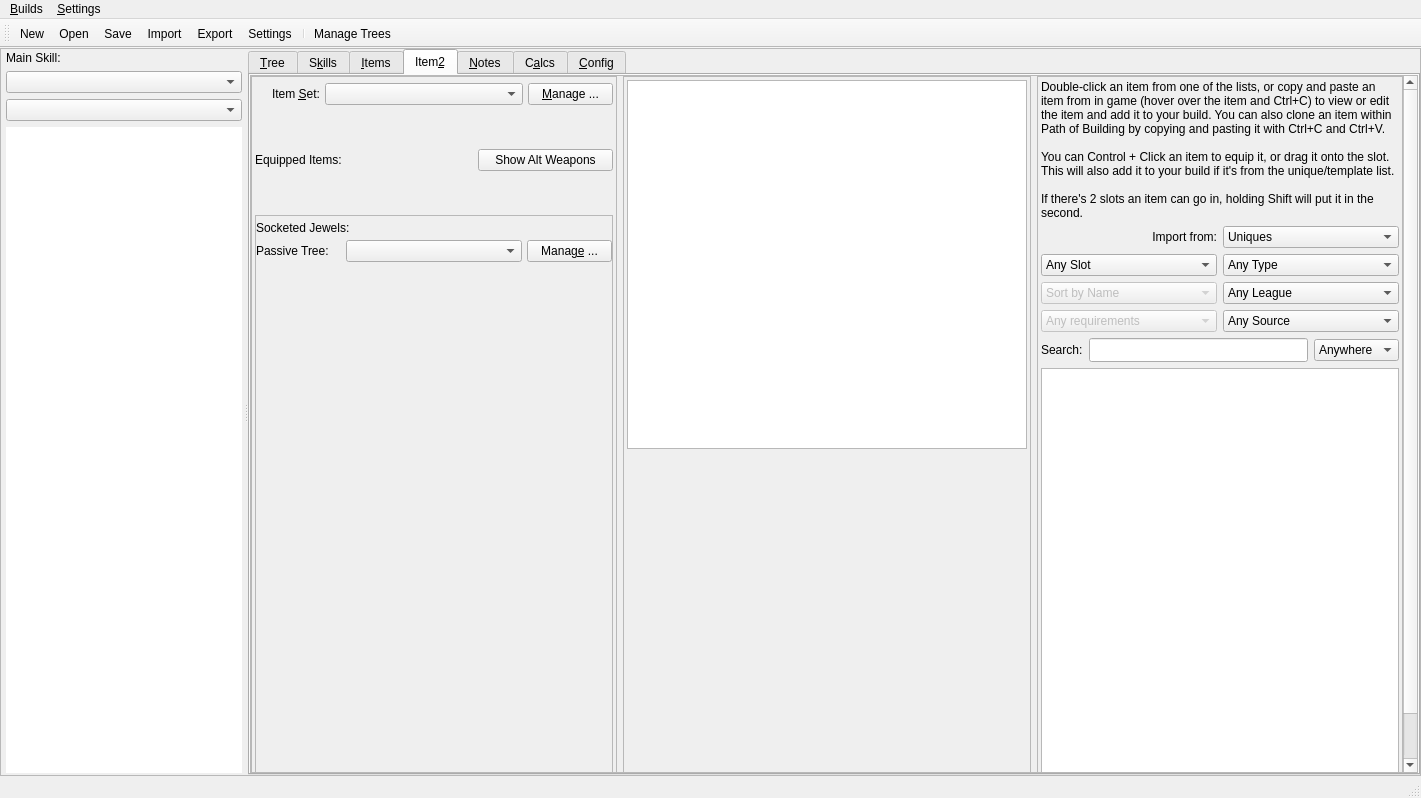
PathOfBuildingCommunity/PathOfBuilding-Python, file Assets/ui_files/PoB_Main_Window.ui: the form before one commit.
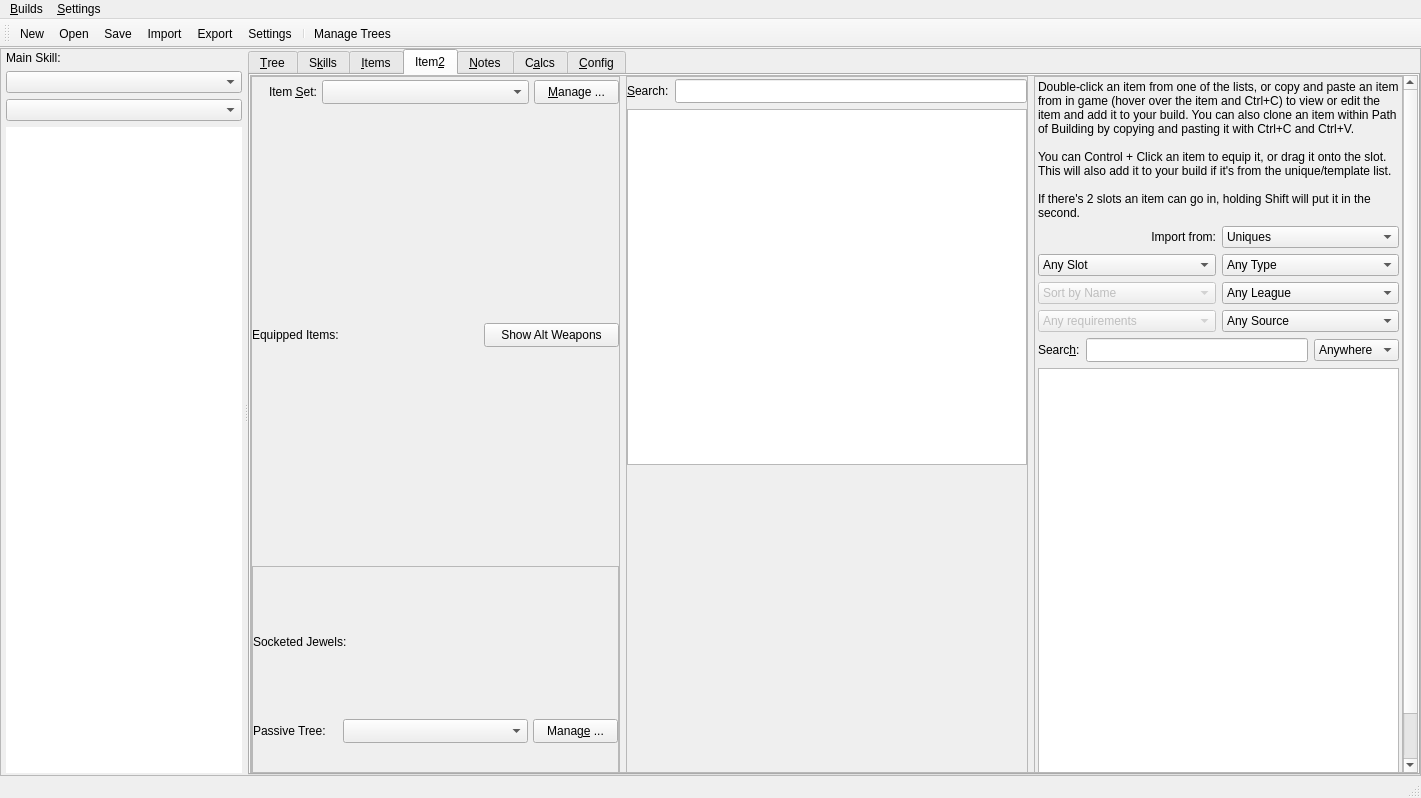
The form after the commit. Icons and pictures are not drawn. Custom widgets are drawn as their Qt base class.

Patch:
```diff
--- a/Assets/ui_files/PoB_Main_Window.ui
+++ b/Assets/ui_files/PoB_Main_Window.ui
@@ -1884,9 +1884,9 @@
                 <property name="geometry">
                  <rect>
                   <x>0</x>
-                  <y>-104</y>
+                  <y>0</y>
                   <width>1146</width>
-                  <height>792</height>
+                  <height>898</height>
                  </rect>
                 </property>
                 <property name="maximumSize">
@@ -1919,21 +1919,18 @@
                    <property name="frameShadow">
                     <enum>QFrame::Raised</enum>
                    </property>
-                   <layout class="QVBoxLayout" name="verticalLayout_5">
-                    <property name="spacing">
-                     <number>5</number>
-                    </property>
+                   <layout class="QVBoxLayout" name="vlayout_Items2" stretch="1,2,2,0">
                     <property name="leftMargin">
-                     <number>3</number>
+                     <number>0</number>
                     </property>
                     <property name="topMargin">
-                     <number>3</number>
+                     <number>0</number>
                     </property>
                     <property name="rightMargin">
-                     <number>3</number>
+                     <number>0</number>
                     </property>
                     <property name="bottomMargin">
-                     <number>3</number>
+                     <number>0</number>
                     </property>
                     <item>
                      <layout class="QHBoxLayout" name="horizontalLayout_4">
@@ -1951,13 +1948,13 @@
                         <property name="minimumSize">
                          <size>
                           <width>65</width>
-                          <height>0</height>
+                          <height>24</height>
                          </size>
                         </property>
                         <property name="maximumSize">
                          <size>
                           <width>65</width>
-                          <height>16777215</height>
+                          <height>24</height>
                          </size>
                         </property>
                         <property name="frameShape">
@@ -1976,6 +1973,18 @@
                       </item>
                       <item>
                        <widget class="QComboBox" name="combo_ItemSet_2">
+                        <property name="minimumSize">
+                         <size>
+                          <width>0</width>
+                          <height>24</height>
+                         </size>
+                        </property>
+                        <property name="maximumSize">
+                         <size>
+                          <width>16777215</width>
+                          <height>24</height>
+                         </size>
+                        </property>
                         <property name="currentText">
                          <string notr="true"/>
                         </property>
@@ -1995,13 +2004,13 @@
                         <property name="minimumSize">
                          <size>
                           <width>85</width>
-                          <height>0</height>
+                          <height>24</height>
                          </size>
                         </property>
                         <property name="maximumSize">
                          <size>
                           <width>85</width>
-                          <height>16777215</height>
+                          <height>24</height>
                          </size>
                         </property>
                         <property name="text">
@@ -2019,7 +2028,7 @@
                       <property name="minimumSize">
                        <size>
                         <width>0</width>
-                        <height>100</height>
+                        <height>450</height>
                        </size>
                       </property>
                       <property name="maximumSize">
@@ -2028,7 +2037,10 @@
                         <height>1000</height>
                        </size>
                       </property>
-                      <layout class="QGridLayout" name="glayout_EquippedItems_2">
+                      <layout class="QVBoxLayout" name="layout_EquippedItems_2">
+                       <property name="spacing">
+                        <number>2</number>
+                       </property>
                        <property name="leftMargin">
                         <number>0</number>
                        </property>
@@ -2041,13 +2053,25 @@
                        <property name="bottomMargin">
                         <number>0</number>
                        </property>
-                       <property name="spacing">
-                        <number>0</number>
-                       </property>
-                       <item row="0" column="0">
+                       <item>
                         <layout class="QHBoxLayout" name="horizontalLayout_6">
+                         <property name="spacing">
+                          <number>6</number>
+                         </property>
                          <item>
                           <widget class="QLabel" name="label_EquippedItems">
+                           <property name="minimumSize">
+                            <size>
+                             <width>0</width>
+                             <height>24</height>
+                            </size>
+                           </property>
+                           <property name="maximumSize">
+                            <size>
+                             <width>16777215</width>
+                             <height>24</height>
+                            </size>
+                           </property>
                            <property name="text">
                             <string>Equipped Items:</string>
                            </property>
@@ -2071,13 +2095,13 @@
                            <property name="minimumSize">
                             <size>
                              <width>135</width>
-                             <height>0</height>
+                             <height>24</height>
                             </size>
                            </property>
                            <property name="maximumSize">
                             <size>
                              <width>135</width>
-                             <height>16777215</height>
+                             <height>24</height>
                             </size>
                            </property>
                            <property name="text">
@@ -2130,13 +2154,13 @@
                            <rect>
                             <x>0</x>
                             <y>0</y>
-                            <width>353</width>
-                            <height>644</height>
+                            <width>362</width>
+                            <height>273</height>
                            </rect>
                           </property>
                           <layout class="QVBoxLayout" name="vlayout_SocketedJewels_2">
                            <property name="spacing">
-                            <number>0</number>
+                            <number>2</number>
                            </property>
                            <property name="leftMargin">
                             <number>0</number>
@@ -2179,13 +2203,13 @@
                                <property name="minimumSize">
                                 <size>
                                  <width>0</width>
-                                 <height>0</height>
+                                 <height>24</height>
                                 </size>
                                </property>
                                <property name="maximumSize">
                                 <size>
                                  <width>85</width>
-                                 <height>16777215</height>
+                                 <height>24</height>
                                 </size>
                                </property>
                                <property name="text">
@@ -2201,13 +2225,13 @@
                                <property name="minimumSize">
                                 <size>
                                  <width>0</width>
-                                 <height>0</height>
+                                 <height>24</height>
                                 </size>
                                </property>
                                <property name="maximumSize">
                                 <size>
                                  <width>16777215</width>
-                                 <height>16777215</height>
+                                 <height>24</height>
                                 </size>
                                </property>
                               </widget>
@@ -2217,13 +2241,13 @@
                                <property name="minimumSize">
                                 <size>
                                  <width>85</width>
-                                 <height>0</height>
+                                 <height>24</height>
                                 </size>
                                </property>
                                <property name="maximumSize">
                                 <size>
                                  <width>75</width>
-                                 <height>16777215</height>
+                                 <height>24</height>
                                 </size>
                                </property>
                                <property name="text">
@@ -2239,19 +2263,6 @@
                              </item>
                             </layout>
                            </item>
-                           <item>
-                            <spacer name="verticalSpacer">
-                             <property name="orientation">
-                              <enum>Qt::Vertical</enum>
-                             </property>
-                             <property name="sizeHint" stdset="0">
-                              <size>
-                               <width>136</width>
-                               <height>100</height>
-                              </size>
-                             </property>
-                            </spacer>
-                           </item>
                           </layout>
                          </widget>
                         </widget>
@@ -2259,6 +2270,19 @@
                       </layout>
                      </widget>
                     </item>
+                    <item>
+                     <spacer name="verticalSpacer">
+                      <property name="orientation">
+                       <enum>Qt::Vertical</enum>
+                      </property>
+                      <property name="sizeHint" stdset="0">
+                       <size>
+                        <width>20</width>
+                        <height>13</height>
+                       </size>
+                      </property>
+                     </spacer>
+                    </item>
                    </layout>
                   </widget>
                  </item>
@@ -2270,19 +2294,46 @@
                    <property name="frameShadow">
                     <enum>QFrame::Raised</enum>
                    </property>
-                   <layout class="QVBoxLayout" name="verticalLayout_4">
+                   <layout class="QVBoxLayout" name="verticalLayout_4" stretch="0,0,0">
                     <property name="leftMargin">
-                     <number>3</number>
+                     <number>0</number>
                     </property>
                     <property name="topMargin">
-                     <number>3</number>
+                     <number>2</number>
                     </property>
                     <property name="rightMargin">
-                     <number>3</number>
+                     <number>0</number>
                     </property>
                     <property name="bottomMargin">
-                     <number>3</number>
+                     <number>0</number>
                     </property>
+                    <item>
+                     <layout class="QHBoxLayout" name="horizontalLayout_10">
+                      <item>
+                       <widget class="QLabel" name="label_ItemsSearch_2">
+                        <property name="layoutDirection">
+                         <enum>Qt::LeftToRight</enum>
+                        </property>
+                        <property name="text">
+                         <string>&amp;Search:</string>
+                        </property>
+                        <property name="buddy">
+                         <cstring>lineedit_ItemsSearch_2</cstring>
+                        </property>
+                       </widget>
+                      </item>
+                      <item>
+                       <widget class="QLineEdit" name="lineedit_ItemsSearch_2">
+                        <property name="minimumSize">
+                         <size>
+                          <width>0</width>
+                          <height>24</height>
+                         </size>
+                        </property>
+                       </widget>
+                      </item>
+                     </layout>
+                    </item>
                     <item>
                      <widget class="ListBox" name="list_Items_2">
                       <property name="minimumSize">
@@ -2671,7 +2722,7 @@
                          <enum>Qt::LeftToRight</enum>
                         </property>
                         <property name="text">
-                         <string>Search:</string>
+                         <string>Searc&amp;h:</string>
                         </property>
                         <property name="buddy">
                          <cstring>lineedit_ItemsImportSearch</cstring>
```
Left out of the diff: 23 changed lines with no effect on the pictures.
